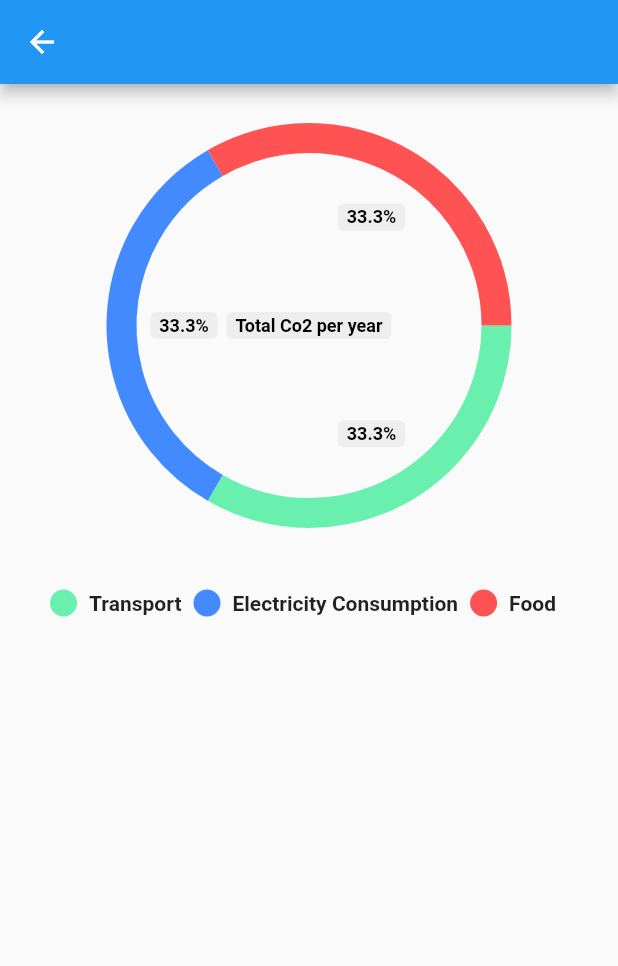
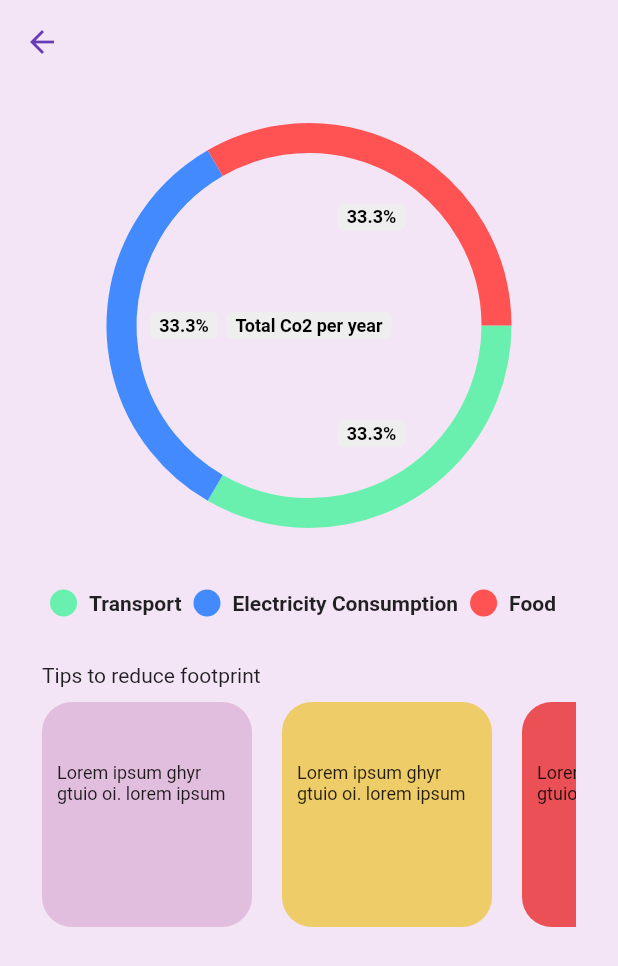
Before and after one commit to priyanshudutta04/Carbon-Footprint, a Flutter app: the screen it shows after launch, after a tap on "Start Test", on a phone screen of 412 x 824 dp. Shown: the top 966 px of the screen. Run offline on Flutter 3.47's test engine with Material 2 defaults, Android fonts, the light colour scheme and no system bars; drawn by our look-alikes of pie_chart.

Commit message:
Ui Changes

```diff
--- a/lib/main.dart
+++ b/lib/main.dart
@@ -1,25 +1,38 @@
 import 'package:carbon_footprint/pages/get_started.dart';
 import 'package:carbon_footprint/pages/home.dart';
 import 'package:carbon_footprint/utils/routes.dart';
+import 'package:carbon_footprint/utils/themes.dart';
 
 import 'package:flutter/material.dart';
+import 'package:provider/provider.dart';
 
 void main() {
   runApp( MyApp());
 }
 
 // ignore: must_be_immutable
-class MyApp extends StatelessWidget {
+class MyApp extends StatefulWidget {
   //const MyApp({super.key});
 
   bool isSwitched;
   MyApp({Key? key, this.isSwitched=false}) : super(key: key);
+
   @override
-  Widget build(BuildContext context) {
+  State<MyApp> createState() => _MyAppState();
+}
+
+class _MyAppState extends State<MyApp> {
+  @override
+  Widget build(BuildContext context) => ChangeNotifierProvider(
+        create: (context) => ThemeProvider(),
+        builder: (context, _) {
+          final themeProvider = Provider.of<ThemeProvider>(context);
 
     return MaterialApp(
 
-      theme: ThemeData(primaryColor: Colors.red),
+      themeMode: themeProvider.themeMode,
+      theme: MyThemes.lightTheme,
+      darkTheme: MyThemes.darkTheme,
 
       //themeMode: ThemeMode.system,                       // setting the theme
 
@@ -33,4 +46,5 @@ class MyApp extends StatelessWidget {
       },
     );
   }
+  );
 }
--- a/lib/pages/home.dart
+++ b/lib/pages/home.dart
@@ -1,3 +1,4 @@
+import 'package:carbon_footprint/widgets/tips.dart';
 import 'package:flutter/material.dart';
 import 'package:pie_chart/pie_chart.dart';
 
@@ -20,10 +21,13 @@ class HomePage extends StatelessWidget {
   @override
   Widget build(BuildContext context) {
     return Scaffold(
+      backgroundColor: Color.fromRGBO(243,229,245, 1),
       appBar: AppBar(
+        backgroundColor: Colors.transparent,
       ),
 
-      body: SafeArea(
+      body: SingleChildScrollView(
+        child: SafeArea(
           child: Padding(
             padding: const EdgeInsets.all(8.0),
             child: Column(
@@ -53,11 +57,40 @@ class HomePage extends StatelessWidget {
                   totalValue: 15,
                 ),
 
+                SizedBox(height: 20,),
+                Padding(
+                  padding: const EdgeInsets.symmetric(horizontal: 20),
+
+                    child: Column(
+                      crossAxisAlignment: CrossAxisAlignment.start,
+                      children: [
+                        Text("Tips to reduce footprint"),
+                        SizedBox(height: 10,),
+                        SingleChildScrollView(
+                          scrollDirection: Axis.horizontal,
+                          child: Row(
+
+                            mainAxisAlignment: MainAxisAlignment.spaceBetween,
+                            children: [
+                              TipsCont(text: "Lorem ipsum ghyr gtuio oi. lorem ipsum",col_index: 0,),
+                              SizedBox(width: 20,),
+                              TipsCont(text: "Lorem ipsum ghyr gtuio oi. lorem ipsum",col_index: 1,),
+                              SizedBox(width: 20,),
+                              TipsCont(text: "Lorem ipsum ghyr gtuio oi. lorem ipsum",col_index: 2,),
+                            ],
+                          ),
+                        ),
+                      ],
+                    ),
+
+                ),
+
 
               ],
             ),
           )
         ),
+      ),
     );
   }
 }
--- /dev/null
+++ b/lib/utils/themes.dart
@@ -0,0 +1,36 @@
+// ignore_for_file: prefer_const_constructors
+import 'package:flutter/material.dart';
+
+class ThemeProvider extends ChangeNotifier {
+  ThemeMode themeMode = ThemeMode.system;
+
+  bool get isDarkMode => themeMode == ThemeMode.dark;
+
+  void toggleTheme(bool isOn) {
+    themeMode = isOn ? ThemeMode.dark : ThemeMode.light;
+    notifyListeners();
+  }
+}
+
+
+class MyThemes {
+  static final lightTheme = ThemeData(
+      primarySwatch:
+          Colors.deepPurple, // changes all colours with respect to given colour
+      appBarTheme: AppBarTheme(
+        color: const Color.fromARGB(255, 205, 78, 228),
+        elevation: 0.0,
+        iconTheme: IconThemeData(color: Colors.deepPurple),
+      )
+    );
+
+  static final darkTheme = ThemeData(
+      primarySwatch: Colors.deepOrange,
+
+      appBarTheme: AppBarTheme(
+          color: Colors.black,
+          elevation: 0.0,
+          iconTheme: IconThemeData(color: Colors.red)
+      )
+    );
+}
--- /dev/null
+++ b/lib/widgets/tips.dart
@@ -0,0 +1,35 @@
+import 'package:flutter/material.dart';
+
+class TipsCont extends StatelessWidget {
+  final String text;
+  final int col_index;
+  TipsCont({super.key, required this.text, required this.col_index});
+
+  List<Color> colors = [Color.fromRGBO(225, 190, 221, 1), const Color.fromARGB(255, 238, 204, 103), Color.fromARGB(255, 236, 80, 87)];
+
+  @override
+  Widget build(BuildContext context) {
+    return Container(
+      height: 150,
+      width: 140,
+      decoration: BoxDecoration(
+        color: colors[col_index],
+        borderRadius: BorderRadius.circular(20)
+      ),
+      child: Padding(
+        padding: const EdgeInsets.symmetric(horizontal: 10,vertical: 20),
+        child: Column(
+          mainAxisAlignment: MainAxisAlignment.start,
+          children: [
+
+            SizedBox(height: 20,),
+            Text(
+              "$text",
+              style: TextStyle(fontSize: 12),
+            ),
+          ],
+        ),
+      ),
+    );
+  }
+}
--- a/pubspec.yaml
+++ b/pubspec.yaml
@@ -33,6 +33,7 @@ dependencies:
 
   cupertino_icons: ^1.0.2
   pie_chart: ^5.3.2
+  provider: ^6.0.5
 
 dev_dependencies:
   flutter_test:
```
Also changed, not shown: pubspec.lock. Lines whose indentation alone changed are shown as unchanged.
